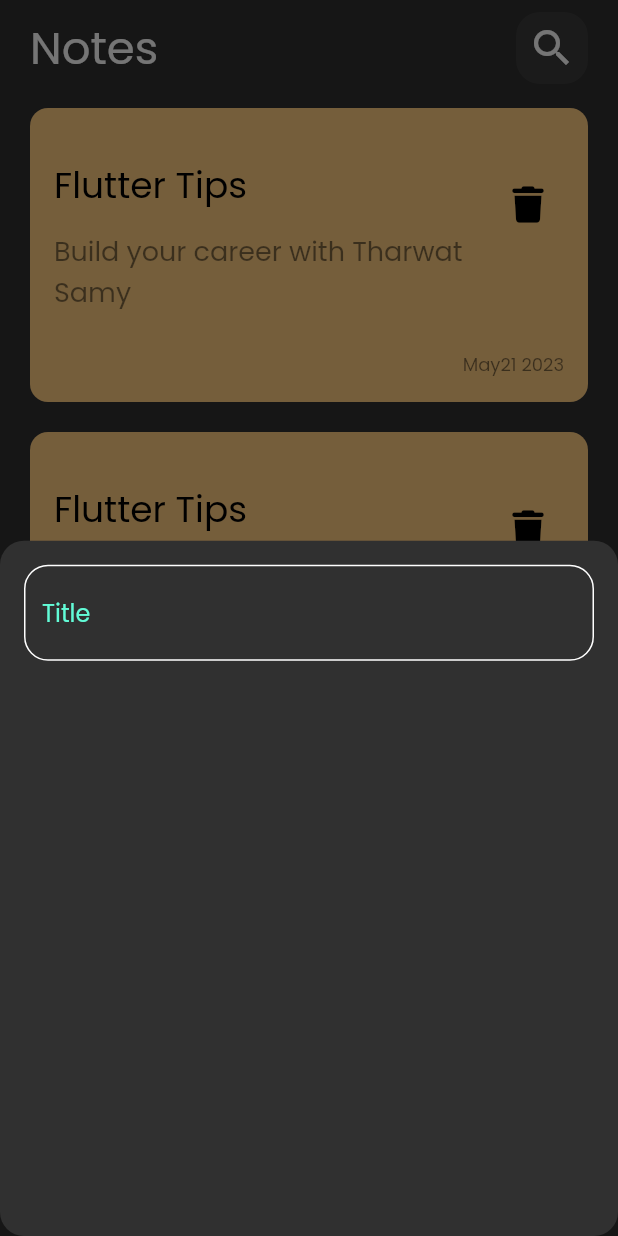
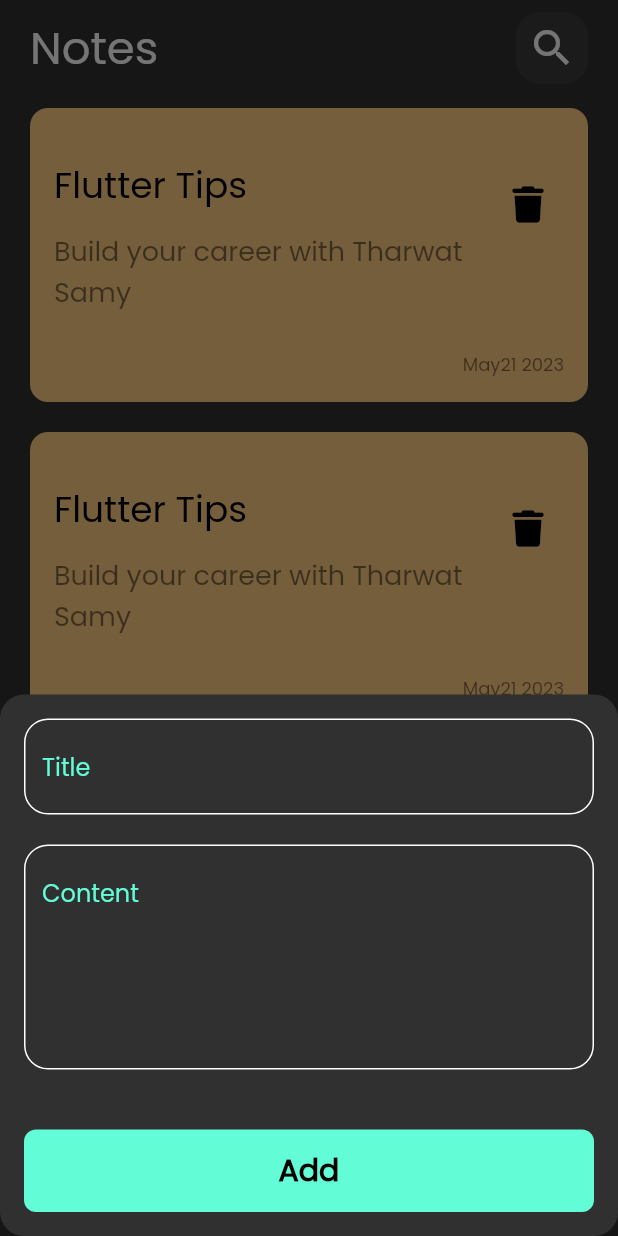
Before and after one commit to YomnaOthmann/Note-App, a Flutter app: the screen it shows after launch, after a tap on the "add" icon, on a phone screen of 412 x 824 dp. Run offline on Flutter 3.47's test engine with Material 2 defaults, Android fonts, the phone set to English and light mode, and no system bars; our stand-ins replace font_awesome_flutter.

Commit message:
finish note bottom sheet

```diff
--- /dev/null
+++ b/lib/view/widgets/add_button.dart
@@ -0,0 +1,31 @@
+import 'package:flutter/material.dart';
+
+import '../../constants/colors.dart';
+
+class CustomAddButton extends StatelessWidget {
+  const CustomAddButton({
+    super.key,
+  });
+
+  @override
+  Widget build(BuildContext context) {
+    return ElevatedButton(
+      onPressed: () {},
+      style: ElevatedButton.styleFrom(
+          backgroundColor: AppColors.kPrimaryColor,
+          elevation: 0.0,
+          minimumSize: const Size(double.maxFinite, 55),
+          shape: RoundedRectangleBorder(
+            borderRadius: BorderRadius.circular(8),
+          )),
+      child: const Text(
+        "Add",
+        style: TextStyle(
+          fontSize: 20,
+          fontWeight: FontWeight.bold,
+          color: Colors.black,
+        ),
+      ),
+    );
+  }
+}
--- /dev/null
+++ b/lib/view/widgets/custom_textfield.dart
@@ -0,0 +1,45 @@
+import 'package:flutter/material.dart';
+
+import '../../constants/colors.dart';
+
+class CustomTextField extends StatelessWidget {
+  const CustomTextField({
+    super.key,
+    required this.hint,
+    this.maxLines = 1,
+  });
+  final String hint;
+  final int maxLines;
+
+  //final TextEditingController controller;
+  @override
+  Widget build(BuildContext context) {
+    return TextFormField(
+      maxLines: maxLines,
+      decoration: InputDecoration(
+        hintText: hint,
+        hintStyle: const TextStyle(
+          fontSize: 16,
+          color: AppColors.kPrimaryColor,
+        ),
+        border: const OutlineInputBorder(
+          borderSide: BorderSide(),
+        ),
+        enabledBorder: buildBorder(),
+        focusedBorder: buildBorder(color: AppColors.kPrimaryColor),
+      ),
+      cursorColor: AppColors.kPrimaryColor,
+      keyboardType: TextInputType.text,
+    );
+  }
+
+  OutlineInputBorder buildBorder({color}) {
+    return OutlineInputBorder(
+      borderSide: BorderSide(
+        color: color ?? Colors.white,
+        width: 1,
+      ),
+      borderRadius: BorderRadius.circular(16),
+    );
+  }
+}
--- a/lib/view/widgets/note_bottom_sheet.dart
+++ b/lib/view/widgets/note_bottom_sheet.dart
@@ -1,55 +1,41 @@
 import 'package:flutter/material.dart';
+import 'package:nota_app/constants/colors.dart';
 
-import '../../constants/colors.dart';
+import 'add_button.dart';
+import 'custom_textfield.dart';
 
 class AddNoteBottomSheet extends StatelessWidget {
   const AddNoteBottomSheet({
     super.key,
   });
-
+  //final GlobalKey<FormState> formKey = GlobalKey();
   @override
   Widget build(BuildContext context) {
     return Padding(
       padding: const EdgeInsets.all(16.0),
-      child: Column(
-        children: const [CustomTextField()],
+      child: Form(
+        //key: formKey,
+        child: SingleChildScrollView(
+          child: Column(
+            children: [
+              CustomTextField(
+                hint: "Title",
+              ),
+              const SizedBox(
+                height: 20,
+              ),
+              CustomTextField(
+                hint: "Content",
+                maxLines: 5,
+              ),
+              const SizedBox(
+                height: 40,
+              ),
+              const CustomAddButton()
+            ],
+          ),
+        ),
       ),
     );
   }
 }
-
-class CustomTextField extends StatelessWidget {
-  const CustomTextField({
-    super.key,
-  });
-  //final TextEditingController controller;
-  @override
-  Widget build(BuildContext context) {
-    return TextFormField(
-      decoration: InputDecoration(
-        hintText: "Title",
-        hintStyle: const TextStyle(
-          fontSize: 16,
-          color: AppColors.kPrimaryColor,
-        ),
-        border: const OutlineInputBorder(
-          borderSide: BorderSide(),
-        ),
-        enabledBorder: buildBorder(),
-        focusedBorder: buildBorder(color: AppColors.kPrimaryColor),
-      ),
-      cursorColor: AppColors.kPrimaryColor,
-      keyboardType: TextInputType.text,
-    );
-  }
-
-  OutlineInputBorder buildBorder({color}) {
-    return OutlineInputBorder(
-      borderSide: BorderSide(
-        color: color ?? Colors.white,
-        width: 1,
-      ),
-      borderRadius: BorderRadius.circular(16),
-    );
-  }
-}
```
